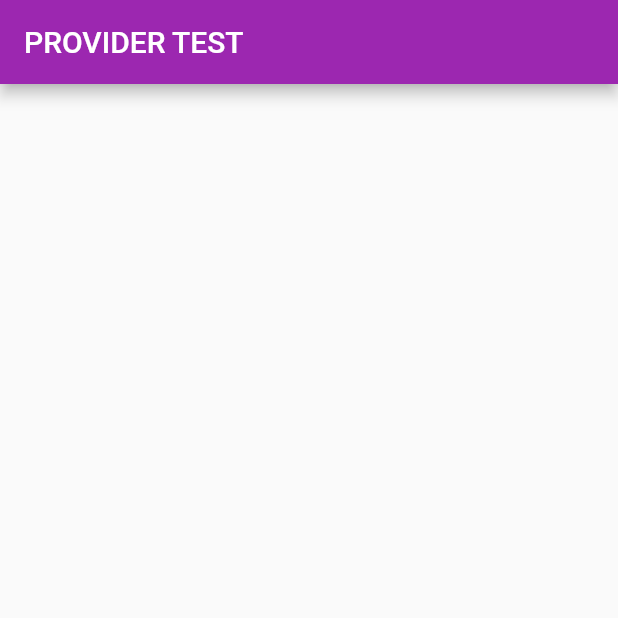
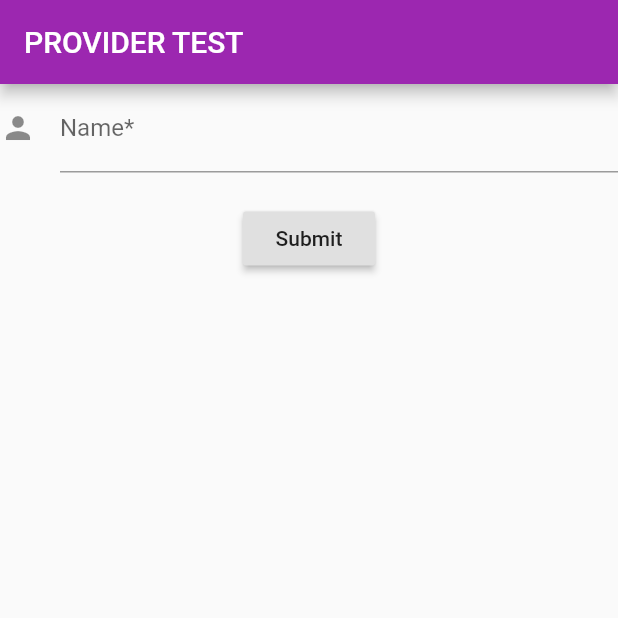
Before and after one commit to IshtiaqAhmadRion/provider_test_3, a Flutter app: the screen it shows after launch, on a phone screen of 412 x 824 dp, the top half of it. Run offline on Flutter 3.47's test engine with Material 2 defaults, Android fonts, the phone set to English and light mode, and no system bars.

Commit message:
submit button

```diff
--- a/lib/home/home_page.dart
+++ b/lib/home/home_page.dart
@@ -8,17 +8,62 @@ class FirstPage extends StatefulWidget {
 }
 
 class _FirstPageState extends State<FirstPage> {
+  final nameKey = GlobalKey<FormState>();
   @override
   Widget build(BuildContext context) {
     return Scaffold(
-      appBar: AppBar(
-        backgroundColor: Colors.purple,
-        title: Text('PROVIDER TEST',
-        style: TextStyle(
-          color: Colors.white,
+        appBar: AppBar(
+          backgroundColor: Colors.purple,
+          title: Text(
+            'PROVIDER TEST',
+            style: TextStyle(
+              color: Colors.white,
+            ),
+          ),
+        ),
+        body: Column(
+          children: [
+            Form(
+              key: nameKey,
+              child: TextFormField(
+                decoration:
+                InputDecoration(
+                  hintText: 'Your Name',
+                  icon: Icon(Icons.person),
+                  labelText: 'Name*'),
+                validator: (String? value) {
+                  return (value != null && value.contains('@'))
+                      ? 'Do not use the @ char.'
+                      : null;
+                },
+              ),
+            ),
+            SizedBox(height: 20,),
 
-        ),),
-      ),
-    );
+            // ignore: deprecated_member_use
+            RaisedButton(
+              child: Text("Submit"),
+              onPressed: () {
+              nameKey.currentState!.validate();
+            })
+
+            // TextFormField(
+            //   decoration: const InputDecoration(
+            //     icon: Icon(Icons.person),
+            //     hintText: 'What do people call you?',
+            //     labelText: 'Name *',
+            //   ),
+            //   onSaved: (String? value) {
+            //     // This optional block of code can be used to run
+            //     // code when the user saves the form.
+            //   },
+            //   validator: (String? value) {
+            //     return (value != null && value.contains('@'))
+            //         ? 'Do not use the @ char.'
+            //         : null;
+            //   },
+            // )
+          ],
+        ));
   }
 }
```
